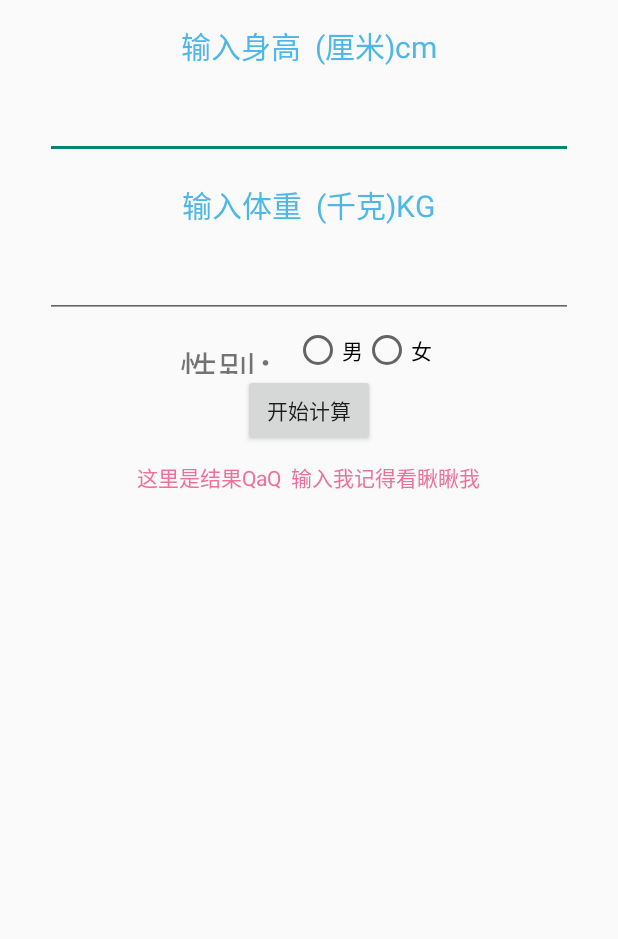
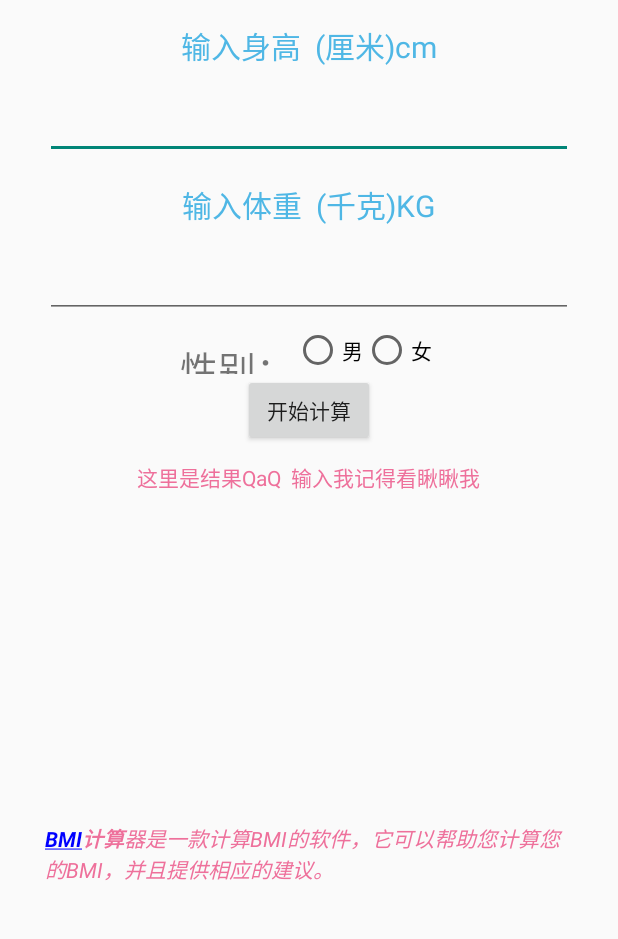
Before and after one commit to Hz46100/BmiCalculator, an Android app: the screen it shows after launch (MainActivity), on a phone screen of 412 x 824 dp, the part 197-1136 px from its top. Run offline under Robolectric (Android 15) with nearby library versions, the phone set to English and light mode, and no system bars.

Commit message:
更新一点点

```diff
--- a/app/src/main/java/com/example/jinjin/bmicalculator/MainActivity.java
+++ b/app/src/main/java/com/example/jinjin/bmicalculator/MainActivity.java
@@ -6,6 +6,8 @@ import androidx.appcompat.app.AppCompatActivity;
 
 import android.content.Intent;
 import android.os.Bundle;
+import android.text.SpannableString;
+import android.text.Spanned;
 import android.view.Menu;
 import android.view.MenuItem;
 import android.view.View;
@@ -21,7 +23,7 @@ import java.text.BreakIterator;
 public class MainActivity extends AppCompatActivity implements View.OnClickListener {
     EditText weight, height;
     Button btn, nan, nv;
-    TextView shuchu;
+    TextView shuchu, jshao;
     String info = null;
 
 
@@ -46,6 +48,21 @@ public class MainActivity extends AppCompatActivity implements View.OnClickListe
                 shuchu.setText(info);
             }
         });
+        //设置文本内容
+        String text = "BMI计算器是一款计算BMI的软件，它可以帮助您计算您的BMI，并且提供相应的建议。";
+        SpannableString ss = new SpannableString(text);
+        //设置字体大小
+        ss.setSpan(new android.text.style.StyleSpan(android.graphics.Typeface.BOLD), 0, 5, Spanned.SPAN_EXCLUSIVE_EXCLUSIVE);
+        //设置字体颜色
+        ss.setSpan(new android.text.style.ForegroundColorSpan(0xFF0000FF), 0, 3, Spanned.SPAN_EXCLUSIVE_EXCLUSIVE);
+        //设置字体下划线
+        ss.setSpan(new android.text.style.UnderlineSpan(), 0, 3, Spanned.SPAN_EXCLUSIVE_EXCLUSIVE);
+        //设置字体样式
+        //var str="BMI计算器是一款计算BMI的软件，它可以帮助您计算您的BMI，并且提供相应的建议。";
+        //console.log(str.length);   得出 42
+        ss.setSpan(new android.text.style.StyleSpan(android.graphics.Typeface.ITALIC), 0, 42, Spanned.SPAN_EXCLUSIVE_EXCLUSIVE);
+        jshao = (TextView) findViewById(R.id.jshao);
+        jshao.setText(ss);
     }
 
     @Override
@@ -88,10 +105,12 @@ public class MainActivity extends AppCompatActivity implements View.OnClickListe
     }
 
     @Override
+    //onCreateOptionsMenu是一个方法，用来创建菜单，在这里我们可以创建菜单，并且返回一个boolean值，如果返回true，则菜单显示出来，如果返回false，则菜单不显示。
     public boolean onCreateOptionsMenu(Menu menu) {
         menu.add(1, 1, 1, "软件介绍");
         menu.add(1, 2, 2, "退出软件");
-        return true;
+        menu.add(1, 3, 3, "设置");
+        return super.onCreateOptionsMenu(menu);
     }
 
     @Override
--- a/app/src/main/java/com/example/jinjin/bmicalculator/introduce.java
+++ b/app/src/main/java/com/example/jinjin/bmicalculator/introduce.java
@@ -25,4 +25,5 @@ public class introduce extends AppCompatActivity {
     }
 
 
+
 }
--- a/app/src/main/res/layout/activity_main.xml
+++ b/app/src/main/res/layout/activity_main.xml
@@ -98,5 +98,14 @@
         android:text="这里是结果QaQ  输入我记得看瞅瞅我"
         android:textColor="#EE709B" />
 
+    <TextView
+        android:id="@+id/jshao"
+        android:layout_width="wrap_content"
+        android:layout_height="wrap_content"
+        android:layout_gravity="center_horizontal"
+        android:layout_marginTop="220dp"
+        android:text=""
+        android:textColor="#EE709B" />
+
 
 </LinearLayout>
```
